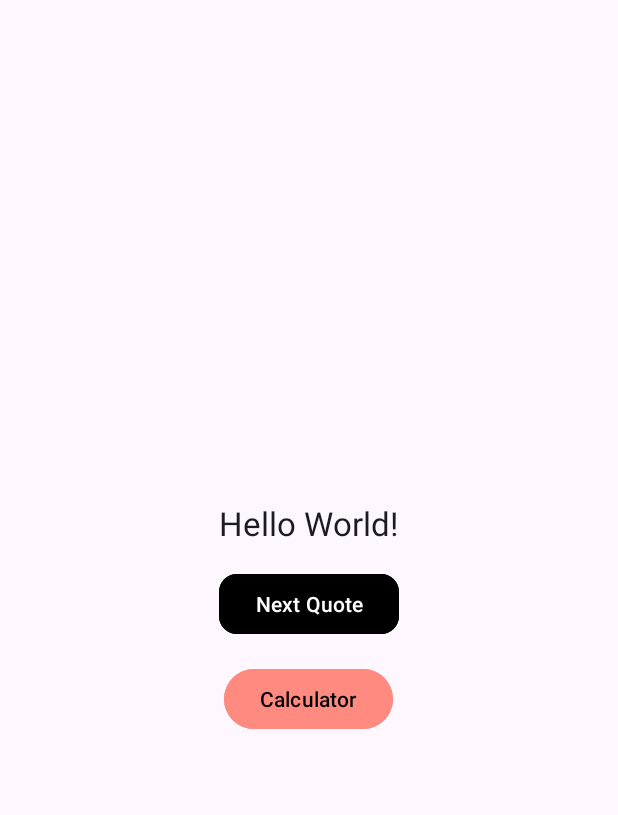
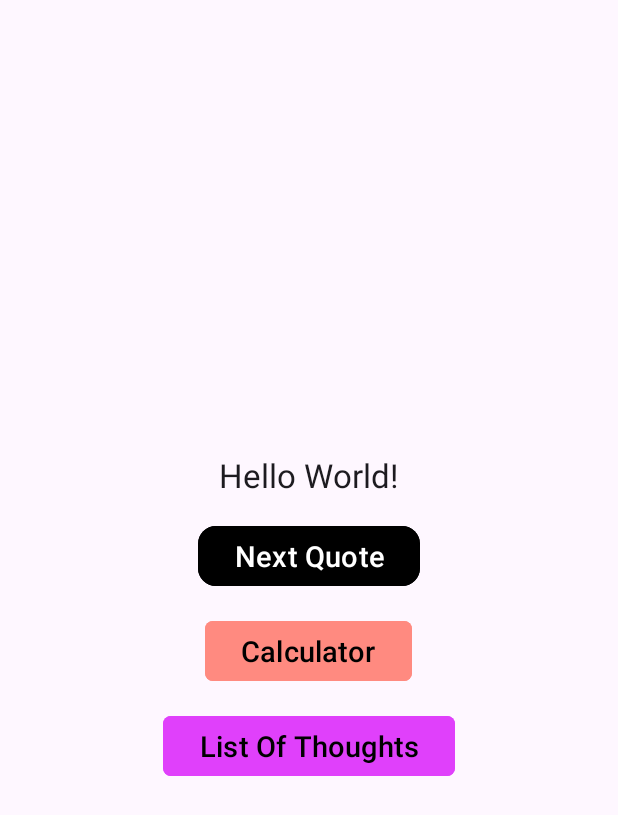
Before and after one commit to jpCoding003/ViewModelDemo, an Android app: the screen it shows after launch (MainActivity2), on a phone screen of 412 x 824 dp. Shown: the top 815 px of the screen. Run offline under Robolectric (Android 15) with nearby library versions, the phone set to English and light mode, and no system bars.

```diff
--- a/app/build.gradle.kts
+++ b/app/build.gradle.kts
@@ -40,6 +40,7 @@ android {
 
 dependencies {
 
+
     implementation(libs.androidx.core.ktx)
     implementation(libs.androidx.appcompat)
     implementation(libs.material)
--- a/app/src/main/AndroidManifest.xml
+++ b/app/src/main/AndroidManifest.xml
@@ -11,9 +11,6 @@
         android:roundIcon="@mipmap/ic_launcher_round"
         android:supportsRtl="true"
         android:theme="@style/Theme.ViewModelDemo">
-        <activity
-            android:name=".CalculatActivity"
-            android:exported="false" />
         <activity
             android:name=".MainActivity"
             android:exported="false" />
--- a/app/src/main/res/layout/fragment_thought.xml
+++ b/app/src/main/res/layout/fragment_thought.xml
@@ -21,6 +21,7 @@
         android:id="@+id/btnNext"
         android:layout_width="wrap_content"
         android:layout_height="wrap_content"
+        android:textSize="19dp"
         android:text="Next Quote"
         app:cornerRadius="12dp"
         android:backgroundTint="@color/black"/>
@@ -29,10 +30,23 @@
         android:id="@+id/btncalc"
         android:layout_width="wrap_content"
         android:layout_height="wrap_content"
+        app:cornerRadius="5dp"
+        android:textSize="19dp"
         android:layout_marginTop="15dp"
         android:text="Calculator"
         android:textColor="@color/black"
         android:backgroundTint="#FF8A80"/>
 
+    <com.google.android.material.button.MaterialButton
+        android:id="@+id/btnListThought"
+        android:layout_width="wrap_content"
+        android:layout_height="wrap_content"
+        android:layout_marginTop="15dp"
+        app:cornerRadius="5dp"
+        android:text="List Of Thoughts"
+        android:textSize="19dp"
+        android:textColor="@color/black"
+        android:backgroundTint="#E040FB"/>
+
 
 </LinearLayout>
```
Also changed, not shown: app/src/main/java/com/tops/viewmodeldemo/CalculatActivity.kt (deleted, +0 -20 lines), app/src/main/java/com/tops/viewmodeldemo/Fragments/CalCFragment.kt (+4 -46 lines), app/src/main/res/layout/activity_calculat.xml (deleted, +0 -10 lines).
